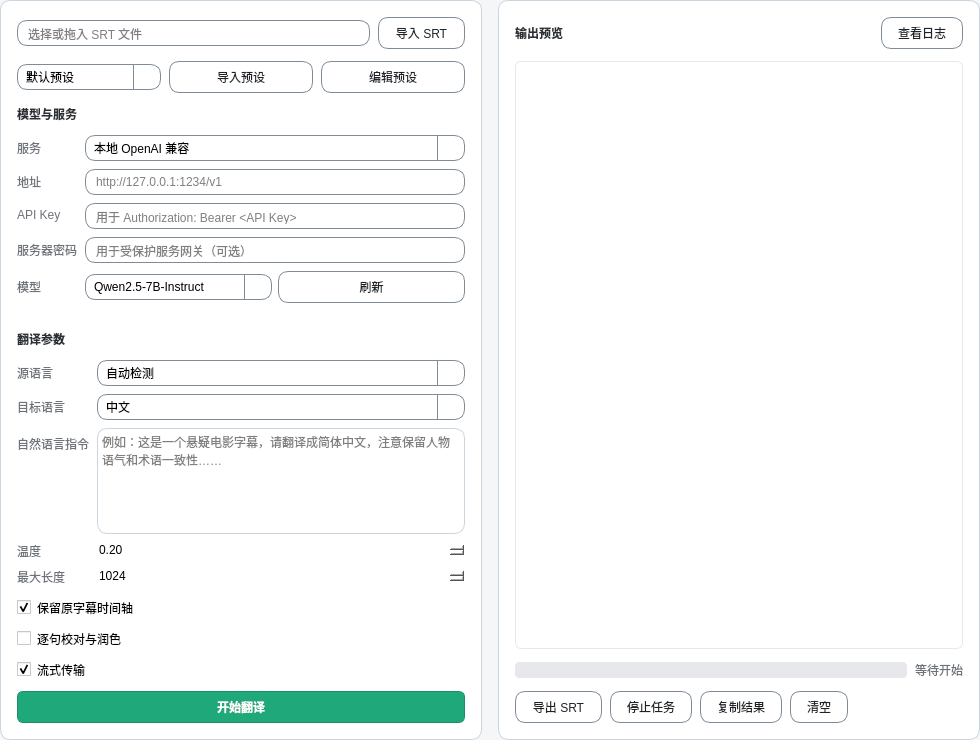
The window that src/Modules/Translator/subtitletranslation.ui (Harland-Liwalit/qSrtTool) describes before a commit, drawn with Qt 5.
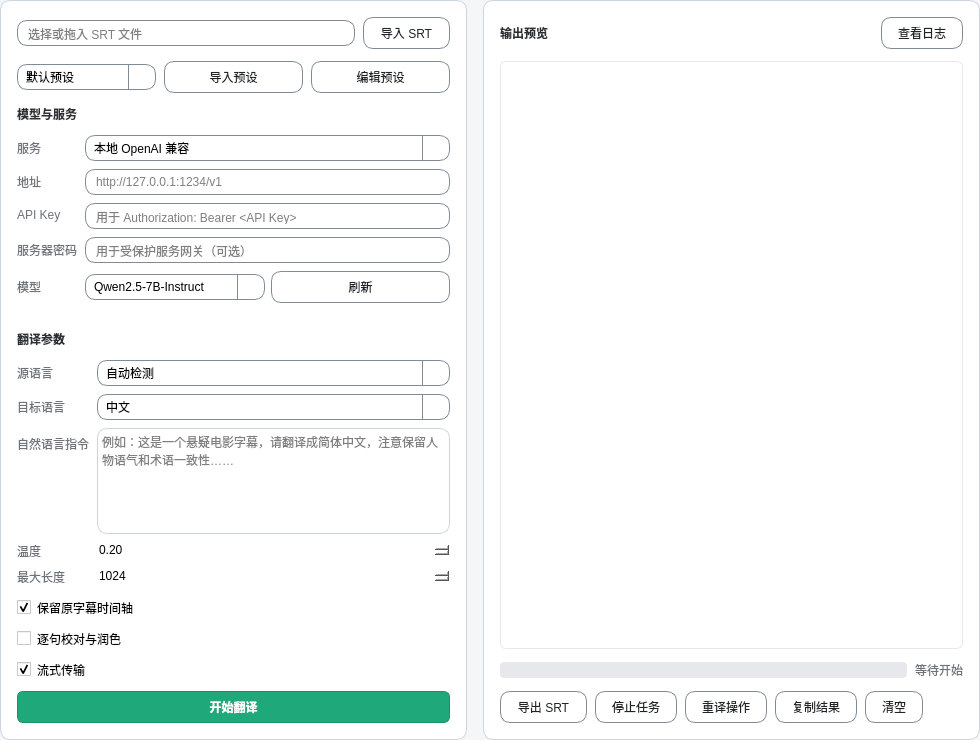
The same window after the commit. Icons and pictures are not drawn.

Commit message: 重译逻辑加入

Diff of the .ui file:
```diff
--- a/src/Modules/Translator/subtitletranslation.ui
+++ b/src/Modules/Translator/subtitletranslation.ui
@@ -702,6 +702,13 @@
               </property>
              </widget>
             </item>
+            <item>
+             <widget class="QPushButton" name="retryActionButton">
+              <property name="text">
+               <string>重译操作</string>
+              </property>
+             </widget>
+            </item>
           <item>
            <widget class="QPushButton" name="copyResultButton">
             <property name="text">
```
The commit also changes 2 other files.
